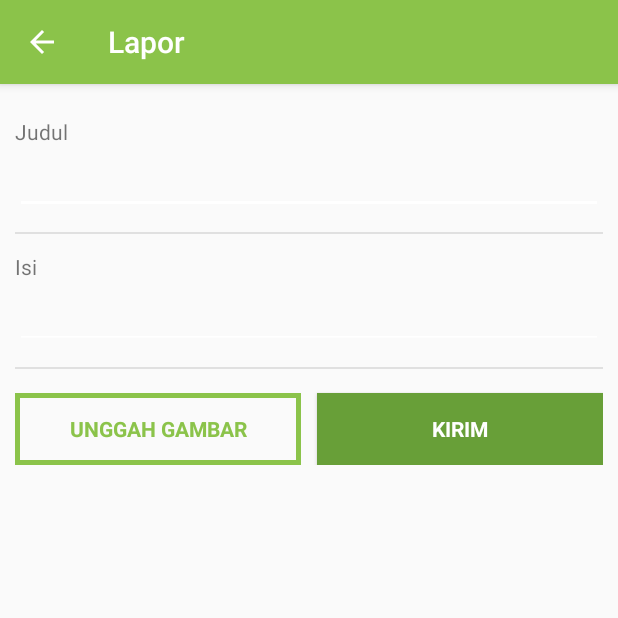
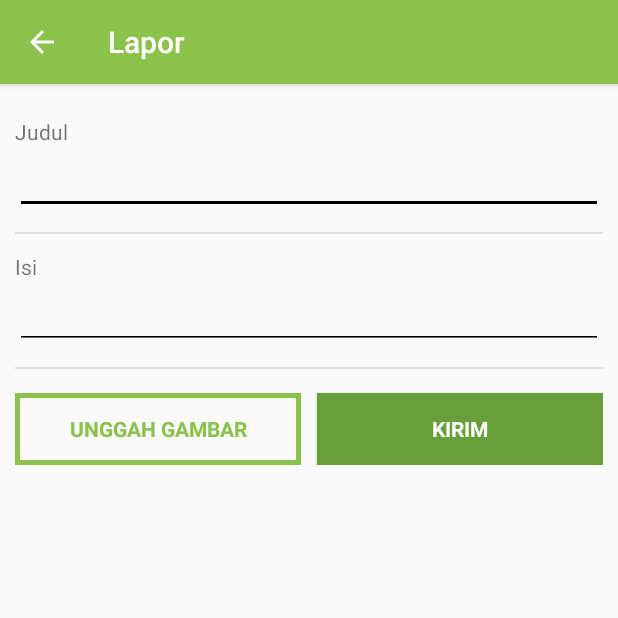
Before and after one commit to bravyto/SmartBin, an Android app: the ReportActivity screen opened directly, with no data from a screen before it, on a phone screen of 412 x 824 dp, the top half of it. Run offline under Robolectric (Android 15) with nearby library versions, the phone set to English and light mode, and no system bars.

Commit message:
commit vyto
perbaikan edit text report activity

```diff
--- a/app/src/main/res/layout/activity_report.xml
+++ b/app/src/main/res/layout/activity_report.xml
@@ -42,7 +42,8 @@
                 android:layout_width="match_parent"
                 android:layout_height="wrap_content"
                 android:inputType="text"
-                android:id="@+id/title_report" />
+                android:id="@+id/title_report"
+                android:theme="@style/MyEditTextTheme" />
 
 
 
@@ -69,7 +70,8 @@
                 android:layout_width="match_parent"
                 android:layout_height="wrap_content"
                 android:inputType="textMultiLine"
-                android:id="@+id/description_report"/>
+                android:id="@+id/description_report"
+                android:theme="@style/MyEditTextTheme"/>
 
         </LinearLayout>
 
--- a/app/src/main/res/values/styles.xml
+++ b/app/src/main/res/values/styles.xml
@@ -17,4 +17,10 @@
         <item name="colorControlHighlight">@android:color/white</item>
     </style>
 
+    <style name="MyEditTextTheme">
+        <item name="colorControlNormal">@android:color/black</item>
+        <item name="colorControlActivated">@android:color/black</item>
+        <item name="colorControlHighlight">@android:color/black</item>
+    </style>
+
 </resources>
```
